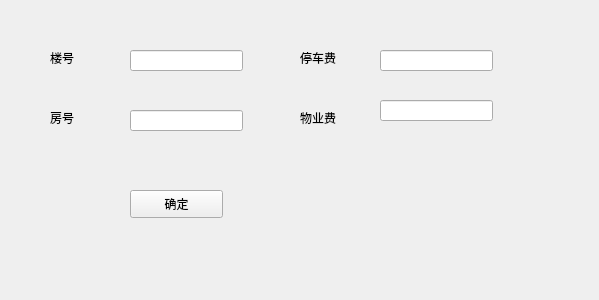
Old version of the form UI/procedure_ui/P_count_fee.ui in the repository JJLee7447/property_management_system.
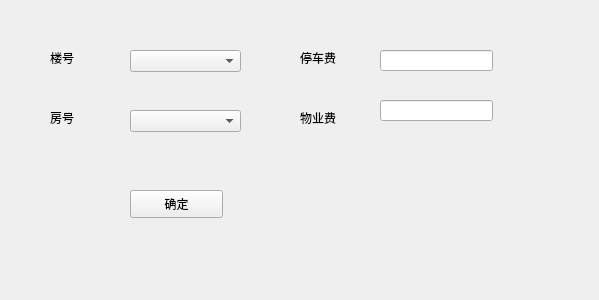
New version of the form.

Patch:
```diff
--- a/UI/procedure_ui/P_count_fee.ui
+++ b/UI/procedure_ui/P_count_fee.ui
@@ -39,29 +39,6 @@
     <string>房号</string>
    </property>
   </widget>
-  <widget class="QLineEdit" name="building_id_lineEdit">
-   <property name="geometry">
-    <rect>
-     <x>130</x>
-     <y>50</y>
-     <width>113</width>
-     <height>21</height>
-    </rect>
-   </property>
-  </widget>
-  <widget class="QLineEdit" name="house_id_lineEdit">
-   <property name="geometry">
-    <rect>
-     <x>130</x>
-     <y>110</y>
-     <width>113</width>
-     <height>21</height>
-    </rect>
-   </property>
-   <property name="readOnly">
-    <bool>false</bool>
-   </property>
-  </widget>
   <widget class="QPushButton" name="pushButton">
    <property name="geometry">
     <rect>
@@ -127,6 +104,26 @@
     <bool>true</bool>
    </property>
   </widget>
+  <widget class="QComboBox" name="building_id_comboBox">
+   <property name="geometry">
+    <rect>
+     <x>130</x>
+     <y>50</y>
+     <width>111</width>
+     <height>22</height>
+    </rect>
+   </property>
+  </widget>
+  <widget class="QComboBox" name="house_id_comboBox">
+   <property name="geometry">
+    <rect>
+     <x>130</x>
+     <y>110</y>
+     <width>111</width>
+     <height>22</height>
+    </rect>
+   </property>
+  </widget>
  </widget>
  <resources/>
  <connections/>
```
